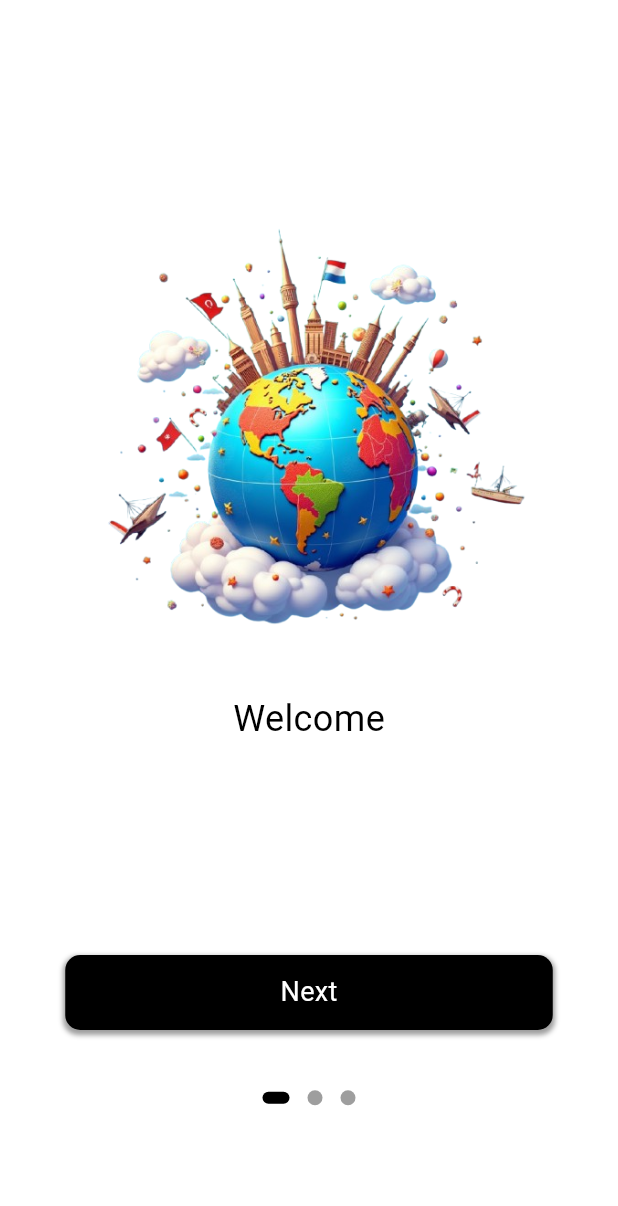
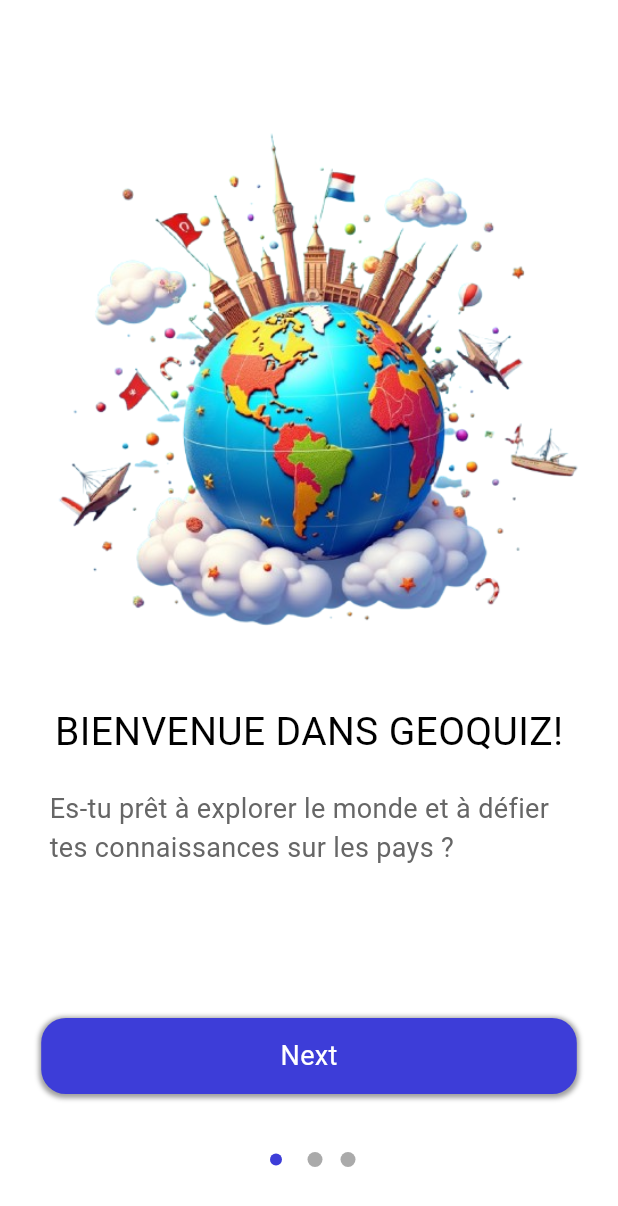
Before and after one commit to Christ-oderic/get_country_apk, a Flutter app: the screen it shows after launch, on a phone screen of 412 x 824 dp. Shown: the top 1206 px of the screen. Run offline on Flutter 3.47's test engine with Material 3 defaults, Android fonts, the light colour scheme and no system bars; drawn by our look-alikes of dots_indicator; our stand-ins replace bloc, equatable, firebase_core, flutter_bloc, flutter_screenutil, shared_preferences; accounts and stored records are empty.

Commit message:
Mise en place final de la page d'acceuil

```diff
--- /dev/null
+++ b/lib/common/colors.dart
@@ -0,0 +1,34 @@
+import 'dart:ui';
+
+class AppColors {
+  /// white background
+  static const Color primaryBackground = Color.fromARGB(255, 255, 255, 255);
+
+  /// grey background
+  static const Color primarySecondaryBackground =
+      Color.fromARGB(255, 247, 247, 249);
+
+  /// main widget color blue
+  static const Color primaryElement = Color.fromARGB(255, 61, 61, 216);
+
+  /// main text color black
+  static const Color primaryText = Color.fromARGB(255, 0, 0, 0);
+  // video background color
+  static const Color primary_bg = Color.fromARGB(210, 32, 47, 62);
+
+  /// main widget text color white
+  static const Color primaryElementText = Color.fromARGB(255, 255, 255, 255);
+  // main widget text color grey
+  static const Color primarySecondaryElementText =
+      Color.fromARGB(255, 102, 102, 102);
+  // main widget third color grey
+  static const Color primaryThirdElementText =
+      Color.fromARGB(255, 170, 170, 170);
+
+  static const Color primaryFourthElementText =
+      Color.fromARGB(255, 204, 204, 204);
+  //state color
+  static const Color primaryElementStatus = Color.fromARGB(255, 88, 174, 127);
+
+  static const Color primaryElementBg = Color.fromARGB(255, 238, 121, 99);
+}
--- a/lib/screen/welcome_screen.dart
+++ b/lib/screen/welcome_screen.dart
@@ -3,6 +3,7 @@ import 'package:flutter/material.dart';
 import 'package:flutter_bloc/flutter_bloc.dart';
 import 'package:flutter_screenutil/flutter_screenutil.dart';
 import 'package:get_country_apk/blocs/welcome/welcome_bloc.dart';
+import 'package:get_country_apk/common/colors.dart';
 
 class WelcomeScreen extends StatelessWidget {
   const WelcomeScreen({super.key});
@@ -21,18 +22,27 @@ class WelcomeScreen extends StatelessWidget {
                   children: [
                     PageView(
                       controller: pageController,
-                      // onPageChanged: (index) {
-
-                      // },
+                      onPageChanged: (index) {
+                        context.read<WelcomeBloc>().add(UpdateWelcomePageEvent(index));
+                      },
                       children: [
-                        _page(1, context, 'Welcome', 'assets/earthFromSpace.png', 'Next',pageController),
-                        _page(2, context, 'Welcome', 'assets/worldMap.png', 'Next', pageController),
-                        _page(3, context, 'Welcome', 'assets/earthFromSpaceOnAfrica.png', 'Get Started',pageController),
+                        _page(1, context,
+                        "BIENVENUE DANS GEOQUIZ!","assets/earthFromSpace.png",
+                        "Es-tu prêt à explorer le monde et à défier tes connaissances sur les pays ?",
+                        "Next",pageController),
+                        _page(2, context,
+                        'Choisis un mode de jeu!','assets/worldMap.png',
+                        'Réponds aux questions le plus vite possible ⏳,Gagne des points et grimpe dans le classement ! 🏆',
+                         'Next', pageController),
+                        _page(3, context,
+                        'Es-tu prêt à relever le défi ?','assets/earthFromSpaceOnAfrica.png',
+                        ' Let\'s go 🚀',
+                         'Get Started',pageController),
                       ],
 
                     ),
                     Positioned(
-                      bottom: 80.h,
+                      bottom: 40,
                       child: BlocBuilder<WelcomeBloc, WelcomeState>(
                         builder: (context, state) {
                           if (state is WelcomeLoadedState){
@@ -41,13 +51,10 @@ class WelcomeScreen extends StatelessWidget {
                               dotsCount: 3,
                               mainAxisAlignment: MainAxisAlignment.center,
                               decorator: DotsDecorator(
-                                color: Colors.grey,
-                                activeColor: Colors.black,
+                                color: AppColors.primaryThirdElementText,
+                                activeColor: AppColors.primaryElement,
                                 size: const Size.square(10.0),
                                 activeSize: const Size(18.0, 8.0),
-                                activeShape: RoundedRectangleBorder(
-                                  borderRadius: BorderRadius.circular(5.0),
-                                ),
                         ),
                       );
                     }
@@ -70,29 +77,47 @@ class WelcomeScreen extends StatelessWidget {
   }
 
 
-  Widget _page(int index, BuildContext context, String title, String imagePath, buttonText, pageController) {
+  Widget _page(int index, BuildContext context, String title, String imagePath,  String subtitle, String buttonText, pageController) {
   return Column(
-    mainAxisAlignment: MainAxisAlignment.center,
     children: [
-      Padding(padding: EdgeInsets.symmetric(horizontal: 20.w),
-      child:  Image.asset(
+      Padding(
+        padding: const EdgeInsets.only(top: 70),
+        child: SizedBox(width: 345.w,height: 345.w,
+        child:Center(
+          child: Image.asset(
             imagePath,
-        width: double.maxFinite,
-        height: 300.h,
-        fit: BoxFit.contain,
+            fit: BoxFit.cover,
           ),
+        ),),
       ),
+      Column(
+        children: [
           SizedBox(height: 20.h),
           Text(
             title,
             style: TextStyle(
-          color: Colors.black,
-          fontSize: 24,
+            color: AppColors.primaryText,
+            fontSize: 26,
             fontWeight: FontWeight.normal,
             ),
           ),
-     SizedBox(height: 40.h),
-
+          SizedBox(height: 20.h),
+          Container(
+            width: 375.w,
+            padding: EdgeInsets.only(left: 30.w, right: 30.w),
+            child: Center(
+              child: Text(
+                subtitle,
+                style: TextStyle(
+                  color: AppColors.primarySecondaryElementText,
+                  fontSize: 18,
+                  fontWeight: FontWeight.normal
+                ),
+              ),
+            ),
+          ),
+        ]
+      ),
       GestureDetector(
         onTap: () {
           if (index < 3) {
@@ -107,17 +132,17 @@ class WelcomeScreen extends StatelessWidget {
         },
         child: Container(
           margin: const EdgeInsets.only(top: 100, left: 25, right: 25),
-          width: 325,
-          height: 50,
+          width: 325.w,
+          height: 50.h,
           decoration: BoxDecoration(
-            color: Colors.black,
-            borderRadius: BorderRadius.circular(10),
+            color: AppColors.primaryElement,
+            borderRadius: BorderRadius.all(Radius.circular(15.w)),
             boxShadow: [
               BoxShadow(
                 color: Colors.grey,
                 spreadRadius: 1,
                 blurRadius: 2,
-                offset: const Offset(0, 2),
+                offset: const Offset(0, 1),
               )
             ],
           ),
```
Lines whose indentation alone changed are shown as unchanged.
